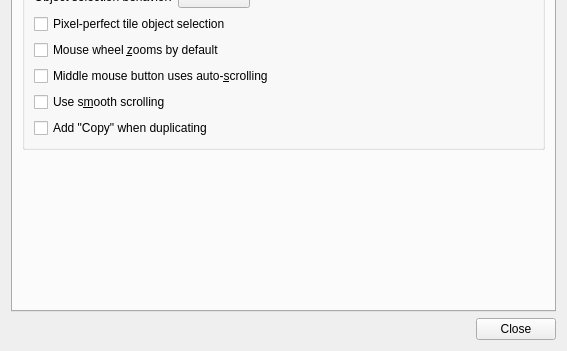
Old version of the form src/tiled/preferencesdialog.ui in the repository mapeditor/tiled; both pictures show x 0 to 567 and y 355 to 706 of the 567 by 706 pixel window.
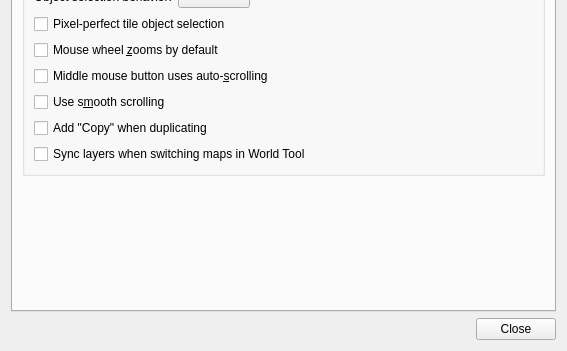
New version of the form. The open tabs and pages were chosen to show the change. Custom widgets are drawn as their Qt base class.

Commit message: add preference to toggle layer sync in World Tool

The edit to the form file:
```diff
--- a/src/tiled/preferencesdialog.ui
+++ b/src/tiled/preferencesdialog.ui
@@ -433,6 +433,13 @@
             </property>
            </widget>
           </item>
+          <item row="6" column="0" colspan="3">
+           <widget class="QCheckBox" name="syncLayersInWorldTool">
+            <property name="text">
+             <string>Sync layers when switching maps in World Tool</string>
+            </property>
+           </widget>
+          </item>
          </layout>
         </widget>
        </item>
```
Left out of the diff: 1 changed line with no effect on the pictures. The commit also changes 5 other files.
